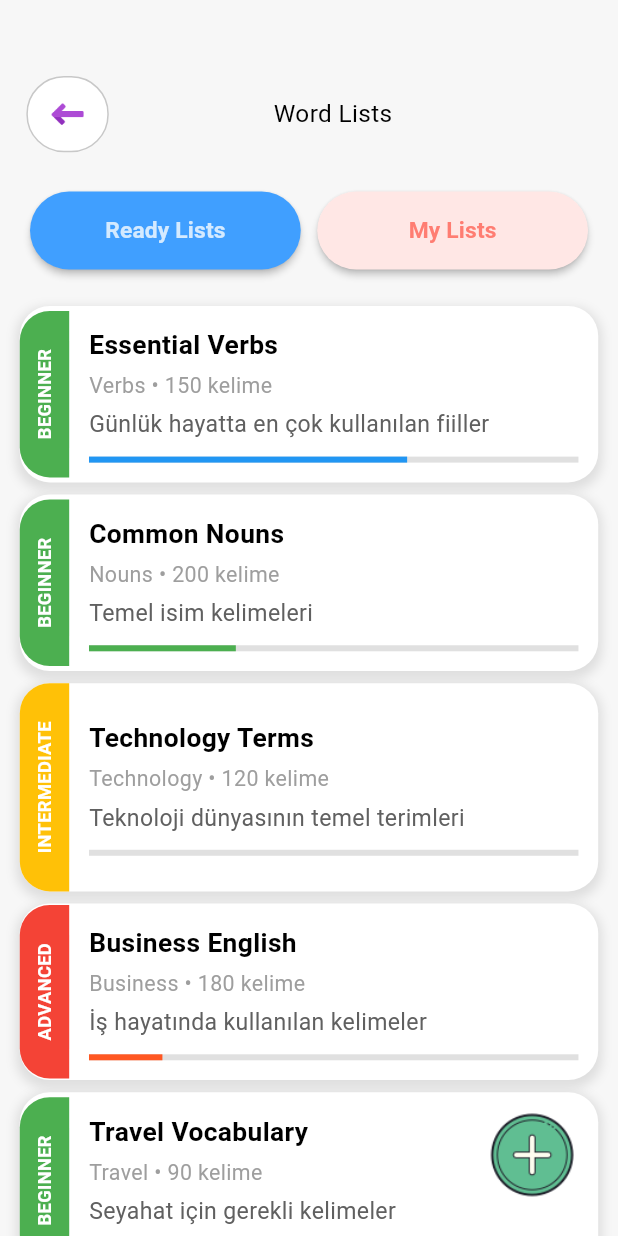
After one commit to bbclubspace/cerebria, a Flutter app: the VocabularyListPage screen opened by its route, on a phone screen of 412 x 824 dp. The commit adds this screen. Run offline on Flutter 3.47's test engine with Material 3 defaults, Android fonts, the phone set to English and light mode, and no system bars; our stand-ins replace bloc, flutter_bloc, flutter_screenutil, flutter_svg, syncfusion_flutter_calendar.

Commit message:
Add Word List screen UI

```diff
--- a/lib/core/routes/routes.dart
+++ b/lib/core/routes/routes.dart
@@ -5,11 +5,13 @@ class Routes {
   static const String sing_up = '/sing_up';
   static const String module_page = "/module_page";
   static const String reading_page = "/reading_page";
+  // Vocabulary pages
   static const String vocabulary_page = "/vocabulary_page";
+  static const String vocabulary_list_page = "/vocabulary_list_page";
   static const String listening_page = "/listening_page";
   static const String grammer_page = "/grammer_page";
   static const String speaking_page = "/speaking_page";
   static const String exam_page = "/exam_page";
-  static const String ranking_page ="/ranking_page";
+  static const String ranking_page = "/ranking_page";
   static const String report_page = "/report_page";
 }
--- a/lib/core/themes/app_colors.dart
+++ b/lib/core/themes/app_colors.dart
@@ -6,6 +6,7 @@ import 'package:cerebria/core/themes/reading/reading_colors.dart';
 import 'package:cerebria/core/themes/report/report_colors.dart';
 import 'package:cerebria/core/themes/speaking/speaking_colors.dart';
 import 'package:cerebria/core/themes/vocabulary/vocabulary_colors.dart';
+import 'package:cerebria/core/themes/vocabulary/vocabulary_list_color.dart';
 import 'auth/auth_colors.dart';
 import 'drawer/drawer_colors.dart';
 import 'home/home_colors.dart';
@@ -24,6 +25,7 @@ class AppColors {
   final ExamColors exam;
   final RankingColors ranking;
   final ReportColors report;
+  final VocabularyListColors vocabularyList;
 
   AppColors({required bool isDarkMode})
     : auth = AuthColors(isDarkMode: isDarkMode),
@@ -32,6 +34,7 @@ class AppColors {
       module = ModuleColors(isDarkMode: isDarkMode),
       reading = ReadingColors(isDarkMode: isDarkMode),
       vocabulary = VocabularyColors(isDarkMode: isDarkMode),
+      vocabularyList = VocabularyListColors(isDarkMode: isDarkMode),
       listening = ListeningColors(isDarkMode: isDarkMode),
       grammer = GrammerColors(isDarkMode: isDarkMode),
       speaking = SpeakingColors(isDarkMode: isDarkMode),
--- /dev/null
+++ b/lib/core/themes/vocabulary/vocabulary_list_color.dart
@@ -0,0 +1,46 @@
+import 'package:flutter/cupertino.dart';
+
+class VocabularyListColors {
+  final bool isDarkMode;
+
+  const VocabularyListColors({required this.isDarkMode});
+
+  Color get pageBgColor =>
+      isDarkMode ? const Color(0xFF121212) : const Color(0xFFF7F7F7);
+  Color get readyAktifColor =>
+      isDarkMode ? const Color(0xFF121212) : const Color(0xFF409FFF);
+  Color get readyPasifColor =>
+      isDarkMode ? const Color(0xFF121212) : const Color(0xFFD4EAFF);
+
+  Color get myAktifColor =>
+      isDarkMode ? const Color(0xFF121212) : const Color(0xFFFF7D72);
+  Color get myPasifColor =>
+      isDarkMode ? const Color(0xFF121212) : const Color(0xFFFFE7E5);
+
+  // Word List Item Colors
+  Color get cardBgColor =>
+      isDarkMode ? const Color(0xFF1E1E1E) : const Color(0xFFFFFFFF);
+  Color get cardBoxShadowColor =>
+      isDarkMode ? const Color(0xFF000000) : const Color(0x1A000000);
+  // level colors
+  Color get beginnerLevelColor =>
+      isDarkMode ? const Color(0xFF4CAF50) : const Color(0xFF4CAF50);
+  Color get intermediateLevelColor =>
+      isDarkMode ? const Color(0xFFFFC107) : const Color(0xFFFFC107);
+  Color get advancedLevelColor =>
+      isDarkMode ? const Color(0xFFF44336) : const Color(0xFFF44336);
+  Color get levelTextColor =>
+      isDarkMode ? const Color(0xFFFFFFFF) : const Color(0xFFFFFFFF);
+
+  // içerik colors
+  Color get titleTextColor =>
+      isDarkMode ? const Color(0xFFFFFFFF) : const Color(0xFF000000);
+  Color get subtitleTextColor =>
+      isDarkMode ? const Color(0xFFB0B0B0) : const Color(0xFF606060);
+  Color get categoryTextColor =>
+      isDarkMode ? const Color(0xFF9E9E9E) : const Color(0xFF9E9E9E);
+
+  // pogress bar colors
+  Color get progressBarBgColor =>
+      isDarkMode ? const Color(0xFF2C2C2C) : const Color(0xFFE0E0E0);
+}
--- /dev/null
+++ b/lib/features/module/presentation/pages/vocabulary/vocabulary_list_page.dart
@@ -0,0 +1,190 @@
+import 'package:flutter/material.dart';
+import 'package:cerebria/core/themes/app_colors.dart';
+import 'package:cerebria/core/widgets/page_top_item.dart';
+import 'package:flutter/cupertino.dart';
+import 'package:flutter_screenutil/flutter_screenutil.dart';
+import 'package:cerebria/core/themes/vocabulary/vocabulary_list_color.dart';
+import '../../widgets/word_list_item.dart';
+
+class VocabularyListPage extends StatefulWidget {
+  const VocabularyListPage({Key? key}) : super(key: key);
+
+  @override
+  State<VocabularyListPage> createState() => _VocabularyListPage();
+}
+
+class _VocabularyListPage extends State<VocabularyListPage> {
+  // Aktif sekmeyi takip etmek için değişken
+  String _activeTab = 'ready'; // 'ready' veya 'my'
+  final color = VocabularyListColors(isDarkMode: false);
+  @override
+  Widget build(BuildContext context) {
+    final appColors = AppColors(isDarkMode: false);
+    return Scaffold(
+      backgroundColor: appColors.module.pageBgColor,
+      body: Column(
+        mainAxisAlignment: MainAxisAlignment.start,
+        children: [
+          SizedBox(height: 50.h),
+          // back button and page name
+          PageTopItem(colors: appColors, pageName: "Word Lists"),
+          SizedBox(height: 16.h),
+
+          // Özel Sekme Kontrolü (Custom Tab Bar)
+          _buildTabBar(),
+          // Dinamik içerik alanı
+          Expanded(
+            child: _activeTab == 'ready' ? _buildReadyLists() : _buildMyLists(),
+          ),
+        ],
+      ),
+      floatingActionButton: Material(
+        color: Colors.transparent, // arka planı kaldır
+        child: InkWell(
+          borderRadius: BorderRadius.circular(100), // istersen dairesel ripple
+          onTap: () {
+            print("Icona tıklandı!");
+          },
+          child: Image.asset(
+            "assets/module-icon/add-icon.png",
+            width: 75.w,
+            height: 75.h,
+          ),
+        ),
+      ),
+    );
+  }
+
+  // Sekme Çubuğunu Oluşturan Metot
+  Widget _buildTabBar() {
+    return Container(
+      margin: const EdgeInsets.symmetric(horizontal: 20, vertical: 10),
+      child: Row(
+        children: [
+          Expanded(child: _buildTabButton('Ready Lists', 'ready')),
+          SizedBox(height: 10.h, width: 10.w),
+          Expanded(child: _buildTabButton('My Lists', 'my')),
+        ],
+      ),
+    );
+  }
+
+  // Sekme Düğmelerini Oluşturan Metot
+  Widget _buildTabButton(String text, String tabName) {
+    final bool isActive = _activeTab == tabName;
+
+    // Renkleri tab adına göre seçelim
+    Color bgColor;
+    Color fgColor;
+
+    if (tabName == 'ready') {
+      bgColor = isActive ? color.readyAktifColor : color.readyPasifColor;
+      fgColor = isActive
+          ? color.readyPasifColor
+          : color.readyAktifColor; // Örnek olarak zıt renk
+    } else {
+      bgColor = isActive ? color.myAktifColor : color.myPasifColor;
+      fgColor = isActive
+          ? color.myPasifColor
+          : color.myAktifColor; // Örnek olarak zıt renk
+    }
+
+    return ElevatedButton(
+      onPressed: () {
+        setState(() {
+          _activeTab = tabName;
+        });
+      },
+      style: ElevatedButton.styleFrom(
+        backgroundColor: bgColor,
+        foregroundColor: fgColor,
+        shape: RoundedRectangleBorder(borderRadius: BorderRadius.circular(30)),
+        padding: const EdgeInsets.symmetric(vertical: 15),
+        elevation: 2,
+      ),
+      child: Text(
+        text,
+        // Buraya TextStyle ekliyoruz
+        style: TextStyle(
+          fontSize: 15.0.h, // İstediğiniz yazı boyutunu buraya yazın
+          fontWeight: FontWeight.bold, // İsteğe bağlı
+        ),
+      ),
+    );
+  }
+
+  // Hazır Listeleri Gösteren Widget
+  // _buildReadyLists() metodu
+
+  Widget _buildReadyLists() {
+    final List<Map<String, dynamic>> readyLists = [
+      {
+        'title': 'Essential Verbs',
+        'subtitle': 'Günlük hayatta en çok kullanılan fiiller',
+        'category': 'Verbs',
+        'wordCount': 150,
+        'level': 'Beginner',
+        'progressPercentage': 65,
+        'progressColor': Colors.blue,
+      },
+      {
+        'title': 'Common Nouns',
+        'subtitle': 'Temel isim kelimeleri',
+        'category': 'Nouns',
+        'wordCount': 200,
+        'level': 'Beginner',
+        'progressPercentage': 30,
+        'progressColor': Colors.green,
+      },
+      {
+        'title': 'Technology Terms',
+        'subtitle': 'Teknoloji dünyasının temel terimleri',
+        'category': 'Technology',
+        'wordCount': 120,
+        'level': 'Intermediate',
+        'progressPercentage': 0,
+        'progressColor': Colors.orange,
+      },
+      {
+        'title': 'Business English',
+        'subtitle': 'İş hayatında kullanılan kelimeler',
+        'category': 'Business',
+        'wordCount': 180,
+        'level': 'Advanced',
+        'progressPercentage': 15,
+        'progressColor': Colors.deepOrange,
+      },
+      {
+        'title': 'Travel Vocabulary',
+        'subtitle': 'Seyahat için gerekli kelimeler',
+        'category': 'Travel',
+        'wordCount': 90,
+        'level': 'Beginner',
+        'progressPercentage': 80,
+        'progressColor': Colors.pink,
+      },
+    ];
+
+    return ListView.builder(
+      padding: EdgeInsets.symmetric(vertical: 10.h),
+      itemCount: readyLists.length,
+      itemBuilder: (context, index) {
+        final item = readyLists[index];
+        return WordListItem(
+          title: item['title']!,
+          subtitle: item['subtitle']!,
+          category: item['category']!,
+          wordCount: item['wordCount']!,
+          level: item['level']!,
+          progressPercentage: item['progressPercentage']!,
+          progressColor: item['progressColor']!,
+        );
+      },
+    );
+  }
+
+  // Benim Listelerimi Gösteren Widget
+  Widget _buildMyLists() {
+    return const Center(child: Text('Benim Listelerim burada gösterilecek.'));
+  }
+}
--- a/lib/features/module/presentation/pages/vocabulary/vocabulary_page.dart
+++ b/lib/features/module/presentation/pages/vocabulary/vocabulary_page.dart
@@ -22,11 +22,15 @@ class VocabularyPage extends StatelessWidget {
           PageTopItem(colors: colors, pageName: "Vocabulary"),
           SizedBox(height: 20.h),
           CreateAiContentContainer(
+            // <--- Burası
             color1: colors.vocabulary.createContainerBgColor1,
             color2: colors.vocabulary.createContainerBgColor2,
             color3: colors.vocabulary.createContainerBgColor3,
             textColor: colors.vocabulary.createContainerTextColor,
-            text: "CREATE YOUR OWN LIST OR\n   USE A READY-MADE ONE",
+            text: "CREATE YOUR OWN LIST OR\n   USE A READY-MADE ONE",
+            onTap: () {
+              Navigator.pushNamed(context, '/vocabulary_list_page');
+            },
           ),
           SizedBox(height: 25.h),
 
--- a/lib/features/module/presentation/widgets/create_ai_content_container.dart
+++ b/lib/features/module/presentation/widgets/create_ai_content_container.dart
@@ -8,6 +8,7 @@ class CreateAiContentContainer extends StatelessWidget {
   final Color color3;
   final Color textColor;
   final String text;
+  final Function()? onTap;
 
   const CreateAiContentContainer({
     Key? key,
@@ -16,11 +17,14 @@ class CreateAiContentContainer extends StatelessWidget {
     required this.color3,
     required this.textColor,
     required this.text,
+    this.onTap,
   }) : super(key: key);
 
   @override
   Widget build(BuildContext context) {
-    return Container(
+    return GestureDetector(
+      onTap: onTap,
+      child: Container(
         width: 330.w,
         height: 127.h,
         decoration: BoxDecoration(
@@ -42,6 +46,7 @@ class CreateAiContentContainer extends StatelessWidget {
             ),
           ),
         ),
+      ),
     );
   }
 }
--- /dev/null
+++ b/lib/features/module/presentation/widgets/word_list_item.dart
@@ -0,0 +1,143 @@
+import 'package:flutter/material.dart';
+import 'package:flutter_screenutil/flutter_screenutil.dart';
+import 'package:cerebria/core/themes/app_colors.dart';
+
+class WordListItem extends StatelessWidget {
+  final String title;
+  final String subtitle;
+  final String category;
+  final int wordCount;
+  final String level;
+  final int progressPercentage;
+  final Color progressColor;
+
+  const WordListItem({
+    Key? key,
+    required this.title,
+    required this.subtitle,
+    required this.category,
+    required this.wordCount,
+    required this.level,
+    required this.progressPercentage,
+    required this.progressColor,
+  }) : super(key: key);
+
+  @override
+  Widget build(BuildContext context) {
+    final appColors = AppColors(isDarkMode: false);
+
+    Color levelColor;
+    if (level.toLowerCase() == 'beginner') {
+      levelColor = appColors.vocabularyList.beginnerLevelColor;
+    } else if (level.toLowerCase() == 'intermediate') {
+      levelColor = appColors.vocabularyList.intermediateLevelColor;
+    } else {
+      levelColor = appColors.vocabularyList.advancedLevelColor;
+    }
+
+    return Container(
+      margin: EdgeInsets.symmetric(vertical: 4.h, horizontal: 12.w),
+      decoration: BoxDecoration(
+        color: appColors.vocabularyList.cardBgColor,
+        borderRadius: BorderRadius.circular(20),
+        boxShadow: [
+          BoxShadow(
+            color: appColors.vocabularyList.cardBoxShadowColor,
+            spreadRadius: 2,
+            blurRadius: 5,
+            offset: const Offset(0, 3),
+          ),
+        ],
+      ),
+      child: Row(
+        // Hizalamayı daha esnek hale getirmek için kaldırdık
+        // crossAxisAlignment: CrossAxisAlignment.stretch,
+        children: [
+          // Sol Kısım: Dikey Seviye Şeridi
+          Container(
+            width: 30.w,
+            padding: EdgeInsets.symmetric(vertical: 25.h),
+            decoration: BoxDecoration(
+              color: levelColor,
+              borderRadius: const BorderRadius.only(
+                topLeft: Radius.circular(20),
+                bottomLeft: Radius.circular(20),
+              ),
+            ),
+            child: RotatedBox(
+              quarterTurns: 3,
+              child: Center(
+                // Metni dikey olarak ortalamak için Center ekledik
+                child: Text(
+                  level
+                      .toUpperCase(), // Daha dikkat çekici olması için büyük harf yapabiliriz
+                  style: TextStyle(
+                    color: appColors.vocabularyList.levelTextColor,
+                    fontWeight: FontWeight.bold,
+                    fontSize: 12.h,
+                  ),
+                ),
+              ),
+            ),
+          ),
+
+          // Kartın Geri Kalan İçeriği
+          Expanded(
+            child: Padding(
+              padding: EdgeInsets.all(12.w),
+              child: Row(
+                crossAxisAlignment: CrossAxisAlignment.start,
+                children: [
+                  Expanded(
+                    child: Column(
+                      crossAxisAlignment: CrossAxisAlignment.start,
+                      children: [
+                        Row(
+                          children: [
+                            Text(
+                              title,
+                              style: TextStyle(
+                                fontWeight: FontWeight.bold,
+                                fontSize: 16.w,
+                                color: appColors.vocabularyList.titleTextColor,
+                              ),
+                            ),
+                          ],
+                        ),
+                        SizedBox(height: 5.h),
+                        Text(
+                          '$category • $wordCount kelime',
+                          style: TextStyle(
+                            color: appColors.vocabularyList.categoryTextColor,
+                            fontSize: 13.w,
+                          ),
+                        ),
+                        SizedBox(height: 5.h),
+                        Text(
+                          subtitle,
+                          style: TextStyle(
+                            color: appColors.vocabularyList.subtitleTextColor,
+                            fontSize: 14.w,
+                          ),
+                        ),
+                        SizedBox(height: 10.h),
+                        LinearProgressIndicator(
+                          value: progressPercentage / 100,
+                          backgroundColor:
+                              appColors.vocabularyList.progressBarBgColor,
+                          valueColor: AlwaysStoppedAnimation<Color>(
+                            progressColor,
+                          ),
+                        ),
+                      ],
+                    ),
+                  ),
+                ],
+              ),
+            ),
+          ),
+        ],
+      ),
+    );
+  }
+}
--- a/lib/main.dart
+++ b/lib/main.dart
@@ -4,6 +4,8 @@ import 'package:cerebria/features/ranking/presentation/pages/ranking_page.dart';
 import 'package:cerebria/features/module/presentation/pages/reading/reading_page.dart';
 import 'package:cerebria/features/report/presentation/pages/report_page.dart';
 import 'package:cerebria/features/module/presentation/pages/vocabulary/vocabulary_page.dart';
+import 'package:cerebria/features/module/presentation/pages/vocabulary/vocabulary_list_page.dart';
+
 import 'package:cerebria/features/module/presentation/pages/listening/listening_page.dart';
 import 'package:cerebria/features/module/presentation/pages/grammer/grammer_page.dart';
 import 'package:cerebria/features/module/presentation/pages/speaking/speaking_page.dart';
@@ -45,7 +47,9 @@ class MainApp extends StatelessWidget {
   @override
   Widget build(BuildContext context) {
     return MaterialApp(
-      scrollBehavior: ScrollConfiguration.of(context).copyWith(scrollbars: false),
+      scrollBehavior: ScrollConfiguration.of(
+        context,
+      ).copyWith(scrollbars: false),
       // uygulama çalışında debug diye bir flag oluyor ekranda onu kapadım
       debugShowCheckedModeBanner: false,
       // başlangıç olarak logini belirledim routes sınıfı üzerinden
@@ -59,13 +63,15 @@ class MainApp extends StatelessWidget {
 
         Routes.module_page: (context) => const ModulePage(),
         Routes.reading_page: (context) => const ReadingPage(),
+        // Vocabulary Page
         Routes.vocabulary_page: (context) => const VocabularyPage(),
+        Routes.vocabulary_list_page: (context) => const VocabularyListPage(),
         Routes.listening_page: (context) => const ListeningPage(),
         Routes.grammer_page: (context) => const GrammerPage(),
         Routes.speaking_page: (context) => const SpeakingPage(),
         Routes.exam_page: (context) => const ExamPage(),
-        Routes.ranking_page:(context) => const RankingPage(),
-        Routes.report_page:(context) => const ReportPage(),
+        Routes.ranking_page: (context) => const RankingPage(),
+        Routes.report_page: (context) => const ReportPage(),
       },
     );
   }
--- a/pubspec.yaml
+++ b/pubspec.yaml
@@ -30,3 +30,4 @@ flutter:
     - assets/auth-icon/
     - assets/drawer-menu-icon/
     - assets/ranking-page-icon/
+    - assets/module-icon/
```
Also changed, not shown: assets/module-icon/add-icon.png (added), pubspec.lock. Lines whose indentation alone changed are shown as unchanged.
